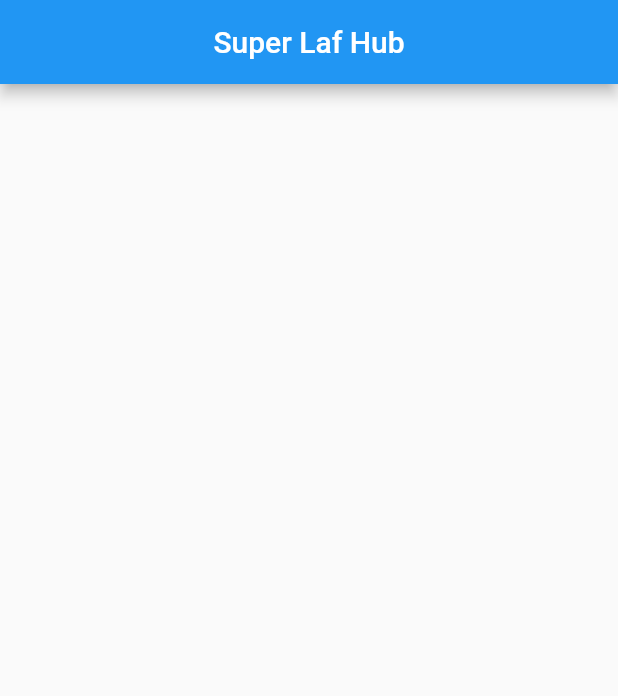
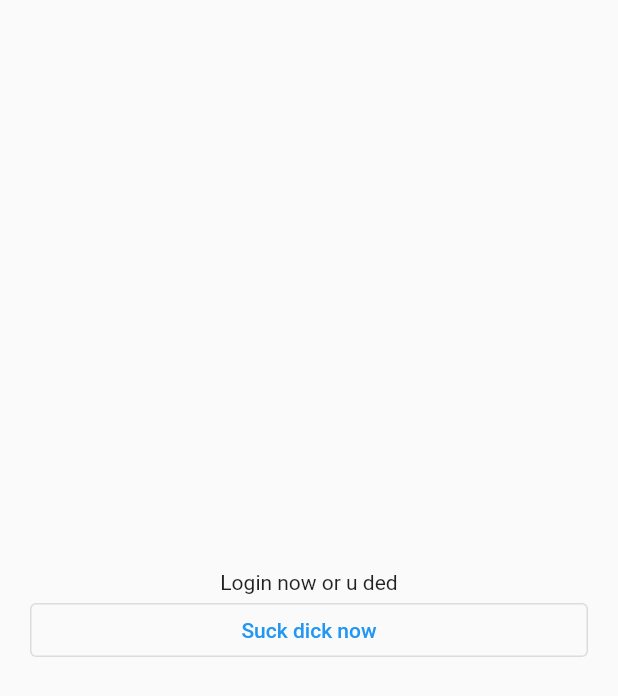
Before and after one commit to LostAFSendHelp/lafhub, a Flutter app: the screen it shows after launch, on a phone screen of 412 x 824 dp. Shown: the top 696 px of the screen. Run offline on Flutter 3.47's test engine with Material 2 defaults, Android fonts, the light colour scheme and no system bars; our stand-ins replace get; statements that could not run were skipped.

Commit message:
Basic setup for splash and first auth screen

```diff
--- /dev/null
+++ b/lib/auth/first_auth_screen.dart
@@ -0,0 +1,68 @@
+import 'package:get/get.dart';
+import 'package:flutter/material.dart';
+
+class FirstAuthScreenController extends GetxController with StateMixin<String> {
+  @override
+  void onReady() async {
+    super.onReady();
+    debugPrint("Super dumdum $runtimeType onReady()");
+    change("Shit", status: RxStatus.loadingMore());
+    await 3.delay();
+    change("Shit", status: RxStatus.empty());
+  }
+}
+
+class FirstAuthScreenScreen extends GetView<FirstAuthScreenController> {
+  @override
+  Widget build(BuildContext context) {
+    Get.put(FirstAuthScreenController());
+
+    return Scaffold(
+      body: Container(
+        alignment: Alignment.center,
+        margin: EdgeInsets.all(20),
+        child: controller.obx(
+          (state) => _loadingView(),
+          onEmpty: _loginView(),
+          onLoading: Center(
+            child: CircularProgressIndicator(),
+          ),
+        ),
+      ),
+    );
+  }
+
+  Widget _loginView() {
+    return Column(
+      mainAxisAlignment: MainAxisAlignment.center,
+      crossAxisAlignment: CrossAxisAlignment.stretch,
+      children: [
+        Text(
+          "Login now or u ded",
+          textAlign: TextAlign.center,
+        ),
+        OutlinedButton(
+          onPressed: () => debugPrint("suck my dick"),
+          child: Text("Suck dick now"),
+        ),
+      ],
+    );
+  }
+
+  Widget _loadingView() {
+    return Column(
+      mainAxisAlignment: MainAxisAlignment.center,
+      crossAxisAlignment: CrossAxisAlignment.center,
+      children: [
+        Text(
+          "Checking for login status before allowing u to suck dick",
+          textAlign: TextAlign.center,
+        ),
+        Padding(
+          padding: EdgeInsets.only(top: 30),
+        ),
+        CircularProgressIndicator(),
+      ],
+    );
+  }
+}
--- a/lib/main.dart
+++ b/lib/main.dart
@@ -1,4 +1,6 @@
 import 'package:flutter/material.dart';
+import 'package:get/get_navigation/get_navigation.dart';
+import 'package:lafhub/misc/splash_screen.dart';
 
 void main() {
   runApp(MyApp());
@@ -8,20 +10,8 @@ class MyApp extends StatelessWidget {
   // This widget is the root of your application.
   @override
   Widget build(BuildContext context) {
-    return MaterialApp(
-      title: 'Flutter Demo',
-      theme: ThemeData(
-        primarySwatch: Colors.blue,
-      ),
-      home: Scaffold(
-        appBar: AppBar(
-          centerTitle: true,
-          title: Title(
-            color: Colors.white,
-            child: Text("Super Laf Hub"),
-          ),
-        ),
-      ),
+    return GetMaterialApp(
+      home: SplashScreen(),
     );
   }
 }
--- a/pubspec.yaml
+++ b/pubspec.yaml
@@ -28,6 +28,7 @@ dependencies:
   # The following adds the Cupertino Icons font to your application.
   # Use with the CupertinoIcons class for iOS style icons.
   cupertino_icons: ^1.0.2
+  get: ^4.3.4
 
 dev_dependencies:
   flutter_test:
```
Also changed, not shown: lib/misc/splash_screen.dart (added, +48 -0 lines), pubspec.lock.
